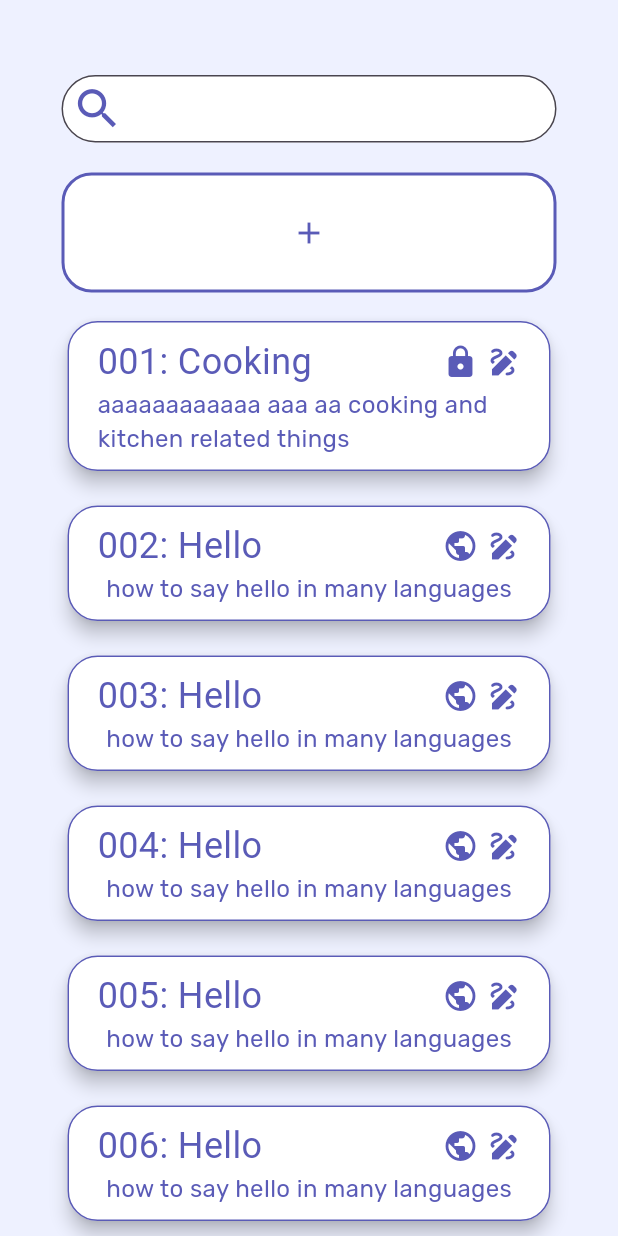
After one commit to DTDungg/Mobile_FlashCard, a Flutter app: the LibraryScreen screen opened directly, on a phone screen of 412 x 824 dp. The commit adds this screen. Run offline on Flutter 3.47's test engine with Material 3 defaults, Android fonts, the phone set to English and light mode, and no system bars; our stand-ins replace crystal_navigation_bar, google_fonts.

Commit message:
basic library

```diff
--- a/lib/bottom_bar.dart
+++ b/lib/bottom_bar.dart
@@ -2,6 +2,7 @@ import 'package:flutter/cupertino.dart';
 import 'package:flutter/material.dart';
 import 'package:crystal_navigation_bar/crystal_navigation_bar.dart';
 import 'package:mobile_flash_card/utils/define.dart';
+import 'package:mobile_flash_card/library_screen.dart';
 
 import 'home_screen.dart';
 
@@ -25,7 +26,7 @@ class _BottomBarState extends State <BottomBar> {
 
   final List<Widget> screens = [
     Center(child: HomeScreen()),
-    Center(child: HomeScreen()),
+    Center(child: LibraryScreen()),
     Center(child: HomeScreen()),
     Center(child: HomeScreen()),
     Center(child: HomeScreen()),
@@ -39,7 +40,7 @@ class _BottomBarState extends State <BottomBar> {
       bottomNavigationBar: CrystalNavigationBar(
         currentIndex: _selectedIndex,
         unselectedItemColor: Define.strongPurple,
-        backgroundColor: Define.strongBlue,
+        backgroundColor: Define.strongBlue.withOpacity(0.3),
         outlineBorderColor: Define.strongPurple,
         onTap: _handleIndexChanged,
         items: [
--- /dev/null
+++ b/lib/library_screen.dart
@@ -0,0 +1,94 @@
+import 'package:flutter/material.dart';
+import 'package:mobile_flash_card/utils/deck.dart';
+import 'package:mobile_flash_card/utils/define.dart';
+
+class LibraryScreen extends StatefulWidget {
+  const LibraryScreen({super.key});
+
+  @override
+  State<StatefulWidget> createState() => _LibraryState();
+}
+
+class _LibraryState extends State<LibraryScreen> {
+  void _nothing() {}
+
+  @override
+  Widget build(BuildContext context) {
+    return Scaffold(
+        backgroundColor: Define.lightBlue,
+        body: SingleChildScrollView(
+          child: Center(
+            child: Column(
+              crossAxisAlignment: CrossAxisAlignment.center,
+              children: [
+                const SizedBox(
+                  height: 50,
+                ),
+                Container(
+                  width: 330,
+                  height: 45,
+                  child: TextField(
+                    cursorColor: Define.strongPurple,
+                    cursorWidth: 2,
+                    style: TextStyle(color: Define.strongPurple, fontSize: 18),
+                    decoration: InputDecoration(
+                      filled: true,
+                      fillColor: Colors.white,
+                      prefixIcon: const Icon(
+                        Icons.search,
+                        color: Define.strongPurple,
+                        size: 35,
+                      ),
+                      iconColor: Define.strongPurple,
+                      border: OutlineInputBorder(
+                          borderSide: const BorderSide(
+                              color: Define.strongPurple, width: 2),
+                          borderRadius: BorderRadius.circular(30)),
+
+                    ),
+                  ),
+                ),
+                const SizedBox(
+                  height: 20,
+                ),
+                Container(
+                    width: 330,
+                    height: 80,
+                    decoration: BoxDecoration(
+                        color: Colors.white,
+                        borderRadius: BorderRadius.circular(20),
+                        border:
+                            Border.all(color: Define.strongPurple, width: 2)),
+                    child: IconButton(
+                      icon: const Icon(Icons.add),
+                      color: Define.strongPurple,
+                      onPressed: _nothing,
+                    )
+                ),
+                SizedBox(height: 15),
+                Deck(id: 1, name: "Cooking", description: "aaaaaaaaaaaa aaa aa cooking and kitchen related things", isPublic: false),
+                SizedBox(height: 15),
+                Deck(id: 2, name: "Hello", description: "how to say hello in many languages", isPublic: true),
+                SizedBox(height: 15),
+                Deck(id: 3, name: "Hello", description: "how to say hello in many languages", isPublic: true),
+                SizedBox(height: 15),
+                Deck(id: 4, name: "Hello", description: "how to say hello in many languages", isPublic: true),
+                SizedBox(height: 15),
+                Deck(id: 5, name: "Hello", description: "how to say hello in many languages", isPublic: true),
+                SizedBox(height: 15),
+                Deck(id: 6, name: "Hello", description: "how to say hello in many languages", isPublic: true),
+                SizedBox(height: 15),
+                Deck(id: 7, name: "Hello", description: "how to say hello in many languages", isPublic: true),
+                SizedBox(height: 15),
+                Deck(id: 8, name: "Hello", description: "how to say hello in many languages", isPublic: true),
+                SizedBox(height: 15),
+                Deck(id: 9, name: "Hello", description: "how to say hello in many languages", isPublic: true),
+                SizedBox(height: 15),
+                Deck(id: 10, name: "Hello", description: "how to say hello in many languages", isPublic: true),
+                SizedBox(height: 100,)
+              ],
+            ),
+          ),
+        ));
+  }
+}
--- a/lib/utils/colum.dart
+++ b/lib/utils/colum.dart
@@ -1,4 +1,3 @@
-import 'package:flutter/cupertino.dart';
 import 'package:flutter/material.dart';
 import 'package:google_fonts/google_fonts.dart';
 import 'package:mobile_flash_card/utils/define.dart';
@@ -8,7 +7,7 @@ class Colum extends StatelessWidget {
   final Icon icon;
   final Color color;
 
-  const Colum({required this.height, required this.color, required this.icon});
+  const Colum({super.key, required this.height, required this.color, required this.icon});
 
   @override
   Widget build(BuildContext context) {
--- /dev/null
+++ b/lib/utils/deck.dart
@@ -0,0 +1,91 @@
+import 'package:flutter/material.dart';
+import 'package:google_fonts/google_fonts.dart';
+import 'package:mobile_flash_card/utils/define.dart';
+
+class Deck extends StatefulWidget {
+  final int id;
+  final String name;
+  final bool isPublic;
+  final String description;
+
+  const Deck(
+      {super.key,
+      required this.id,
+      required this.name,
+      required this.description,
+      required this.isPublic});
+
+  @override
+  State<StatefulWidget> createState() => _DeckState();
+}
+
+class _DeckState extends State<Deck> {
+  String _fortmatID(int id) {
+    if (id < 10)
+      return "00" + id.toString();
+    else if (id < 100)
+      return "0" + id.toString();
+    else
+      return id.toString();
+  }
+
+  @override
+  Widget build(BuildContext context) {
+    return SizedBox(
+      width: 330,
+        child: Card(
+            elevation: 5,
+            color: Colors.white,
+            shape: RoundedRectangleBorder(
+              side: BorderSide(
+                  color: Define.strongPurple,
+                  width: 1
+              ),
+              borderRadius: BorderRadius.circular(20)
+            ),
+            child: Padding(
+              padding: const EdgeInsets.all(10),
+              child: Column(
+                children: [
+                  Row(
+                    children: [
+                      SizedBox(width: 10),
+                      SizedBox(
+                        child: Text(
+                          _fortmatID(widget.id) + ": " + widget.name,
+                          style: GoogleFonts.rubikBubbles(
+                              fontSize: 24,
+                              fontWeight: FontWeight.w400,
+                              color: Define.strongPurple),
+                        ),
+                        width: 230,
+                      ),
+
+                      Icon(
+                        widget.isPublic ? Icons.public : Icons.lock,
+                        color: Define.strongPurple,
+                      ),
+                      SizedBox(width: 5,),
+                      Icon(
+                        Icons.draw,
+                        color: Define.strongPurple,
+                      )
+                    ],
+                  ),
+                  Padding(
+                    padding: const EdgeInsets.only(left: 10, right: 10),
+                    child: Text(
+
+                      widget.description,
+                      textAlign: TextAlign.start,
+                      style: GoogleFonts.rubik(
+                          fontSize: 16,
+                          fontWeight: FontWeight.w400,
+                          color: Define.strongPurple),
+                    ),
+                  )
+                ],
+              ),
+            )));
+  }
+}
```
Also changed, not shown: 1 other file.
